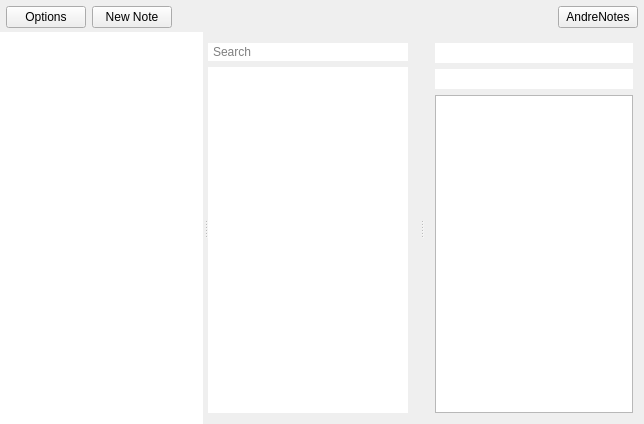
First picture: the form in quicknote/qtnote/mainwindow.ui, repository andrehacker/all, before the edit.
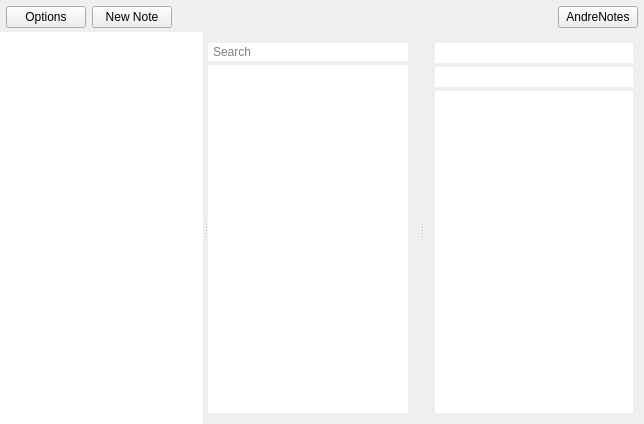
Second picture: the form after the edit. Icons and pictures are not drawn.

```diff
--- a/quicknote/qtnote/mainwindow.ui
+++ b/quicknote/qtnote/mainwindow.ui
@@ -128,6 +128,9 @@
       </widget>
       <widget class="QWidget" name="layoutWidget">
        <layout class="QVBoxLayout" name="verticalLayout_3">
+        <property name="spacing">
+         <number>4</number>
+        </property>
         <property name="leftMargin">
          <number>0</number>
         </property>
@@ -175,6 +178,9 @@
       </widget>
       <widget class="QWidget" name="layoutWidget1">
        <layout class="QVBoxLayout" name="verticalLayout">
+        <property name="spacing">
+         <number>4</number>
+        </property>
         <item>
          <widget class="QLineEdit" name="lineTitle">
           <property name="frame">
@@ -191,6 +197,9 @@
         </item>
         <item>
          <widget class="QPlainTextEdit" name="textContent">
+          <property name="frameShape">
+           <enum>QFrame::NoFrame</enum>
+          </property>
           <property name="frameShadow">
            <enum>QFrame::Raised</enum>
           </property>
```
